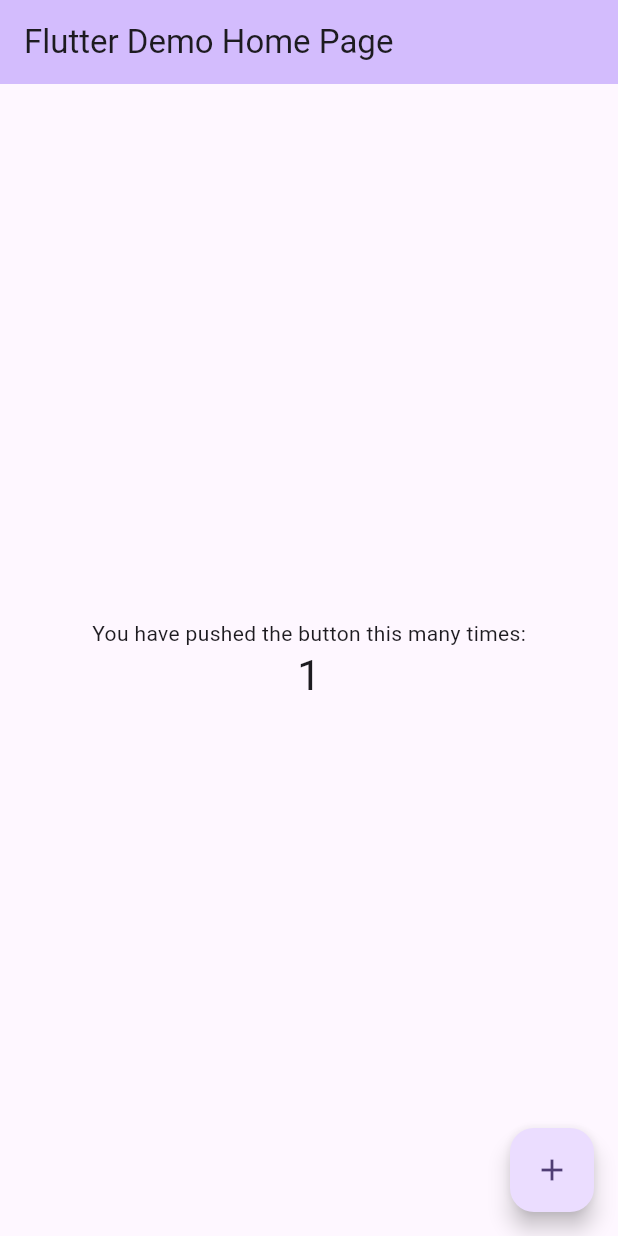
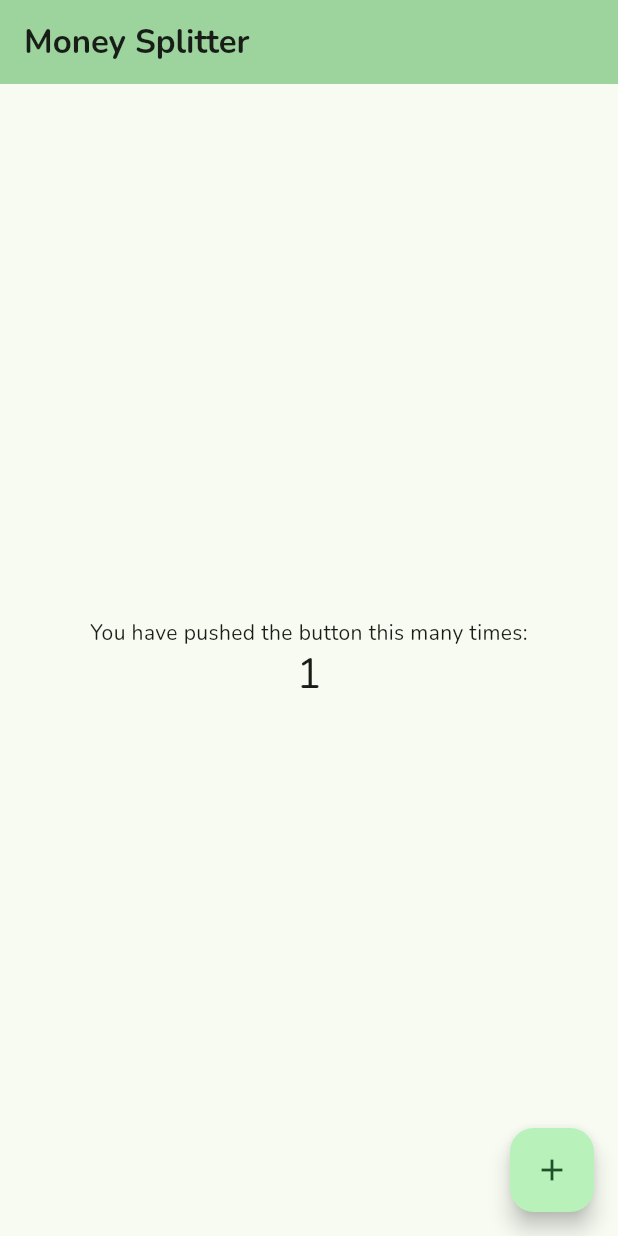
Before and after one commit to danyavol/money-splitter-flutter, a Flutter app: the screen it shows after launch, after a tap on the "add" icon, on a phone screen of 412 x 824 dp. Run offline on Flutter 3.47's test engine with Material 3 defaults, Android fonts, the phone set to English and light mode, and no system bars.

Commit message:
feat: Add Nunito font, dark/light themes and typography variables

```diff
--- a/lib/main.dart
+++ b/lib/main.dart
@@ -1,7 +1,11 @@
 import 'package:flutter/material.dart';
+import 'package:money_splitter/theme/dark_theme.dart';
+import 'package:money_splitter/theme/light_theme.dart';
 
 void main() {
-  runApp(const MyApp());
+  runApp(
+    const MyApp()
+  );
 }
 
 class MyApp extends StatelessWidget {
@@ -12,26 +16,10 @@ class MyApp extends StatelessWidget {
   Widget build(BuildContext context) {
     return MaterialApp(
       title: 'Flutter Demo',
-      theme: ThemeData(
-        // This is the theme of your application.
-        //
-        // TRY THIS: Try running your application with "flutter run". You'll see
-        // the application has a purple toolbar. Then, without quitting the app,
-        // try changing the seedColor in the colorScheme below to Colors.green
-        // and then invoke "hot reload" (save your changes or press the "hot
-        // reload" button in a Flutter-supported IDE, or press "r" if you used
-        // the command line to start the app).
-        //
-        // Notice that the counter didn't reset back to zero; the application
-        // state is not lost during the reload. To reset the state, use hot
-        // restart instead.
-        //
-        // This works for code too, not just values: Most code changes can be
-        // tested with just a hot reload.
-        colorScheme: ColorScheme.fromSeed(seedColor: Colors.deepPurple),
-        useMaterial3: true,
-      ),
-      home: const MyHomePage(title: 'Flutter Demo Home Page'),
+      theme: lightTheme,
+      darkTheme: darkTheme,
+      themeMode: ThemeMode.system,
+      home: const MyHomePage(title: 'Money Splitter'),
     );
   }
 }
@@ -57,7 +45,7 @@ class MyHomePage extends StatefulWidget {
 class _MyHomePageState extends State<MyHomePage> {
   int _counter = 0;
 
-  void _incrementCounter() {
+  void _incrementCounter(BuildContext context) {
     setState(() {
       // This call to setState tells the Flutter framework that something has
       // changed in this State, which causes it to rerun the build method below
@@ -116,7 +104,7 @@ class _MyHomePageState extends State<MyHomePage> {
         ),
       ),
       floatingActionButton: FloatingActionButton(
-        onPressed: _incrementCounter,
+        onPressed: () => _incrementCounter(context),
         tooltip: 'Increment',
         child: const Icon(Icons.add),
       ), // This trailing comma makes auto-formatting nicer for build methods.
--- /dev/null
+++ b/lib/theme/dark_theme.dart
@@ -0,0 +1,10 @@
+import 'package:flutter/material.dart';
+import 'package:money_splitter/theme/typography.dart';
+
+ThemeData darkTheme = ThemeData(
+  useMaterial3: true,
+  fontFamily: 'Nunito',
+  brightness: Brightness.dark,
+  colorSchemeSeed: const Color.fromARGB(0, 70, 167, 88),
+  textTheme: textTheme
+);
--- /dev/null
+++ b/lib/theme/light_theme.dart
@@ -0,0 +1,10 @@
+import 'package:flutter/material.dart';
+import 'package:money_splitter/theme/typography.dart';
+
+ThemeData lightTheme = ThemeData(
+  useMaterial3: true,
+  fontFamily: 'Nunito',
+  brightness: Brightness.light,
+  colorSchemeSeed: const Color.fromARGB(0, 70, 167, 88),
+  textTheme: textTheme
+);
--- /dev/null
+++ b/lib/theme/typography.dart
@@ -0,0 +1,24 @@
+import 'package:flutter/material.dart';
+
+const textTheme = TextTheme(
+  displayLarge: TextStyle(fontSize: 57, fontWeight: FontWeight.w400, height: 1.1228),
+  displayMedium: TextStyle(fontSize: 45, fontWeight: FontWeight.w400, height: 1.1556),
+  displaySmall: TextStyle(fontSize: 36, fontWeight: FontWeight.w400, height: 1.2222),
+
+  headlineLarge: TextStyle(fontSize: 32, fontWeight: FontWeight.w400, height: 1.2500),
+  headlineMedium: TextStyle(fontSize: 28, fontWeight: FontWeight.w400, height: 1.2857),
+  headlineSmall: TextStyle(fontSize: 24, fontWeight: FontWeight.w400, height: 1.3333),
+
+  titleLarge: TextStyle(fontSize: 22, fontWeight: FontWeight.w700, height: 1.3636),
+  titleMedium: TextStyle(fontSize: 17, fontWeight: FontWeight.w700, height: 1.3529),
+  titleSmall: TextStyle(fontSize: 17, fontWeight: FontWeight.w400, height: 1.3529),
+
+  labelLarge: TextStyle(fontSize: 16, fontWeight: FontWeight.w600, height: 1.3750),
+  labelMedium: TextStyle(fontSize: 16, fontWeight: FontWeight.w400, height: 1.3750),
+  labelSmall: TextStyle(fontSize: 15, fontWeight: FontWeight.w400, height: 1.3333),
+
+  bodyLarge: TextStyle(fontSize: 14, fontWeight: FontWeight.w600, height: 1.3571),
+  bodyMedium: TextStyle(fontSize: 14, fontWeight: FontWeight.w400, height: 1.3571),
+  bodySmall: TextStyle(fontSize: 13, fontWeight: FontWeight.w400, height: 1.3846),
+
+);
```
Also changed, not shown: pubspec.yaml (+6 -11 lines), fonts/Nunito-Italic[wght].ttf (added), fonts/Nunito[wght].ttf (added).
